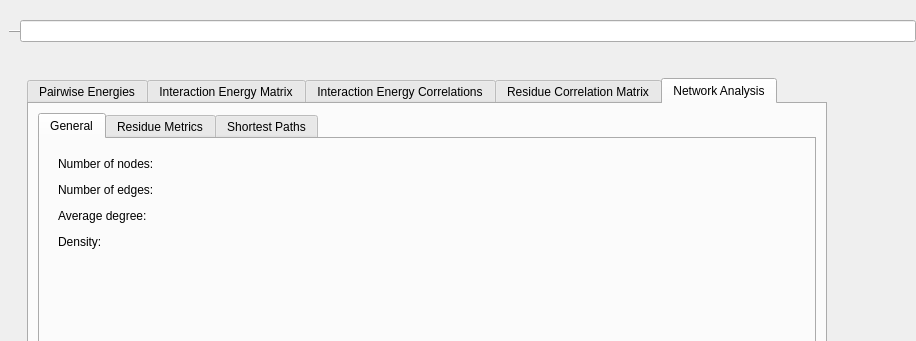
Before: the Qt Designer form getresinten/viewResultsGUI.ui in osercinoglu/grinn, drawn with Qt 5; both pictures show x 0 to 916 and y 0 to 341 of the 1060 by 691 pixel window.
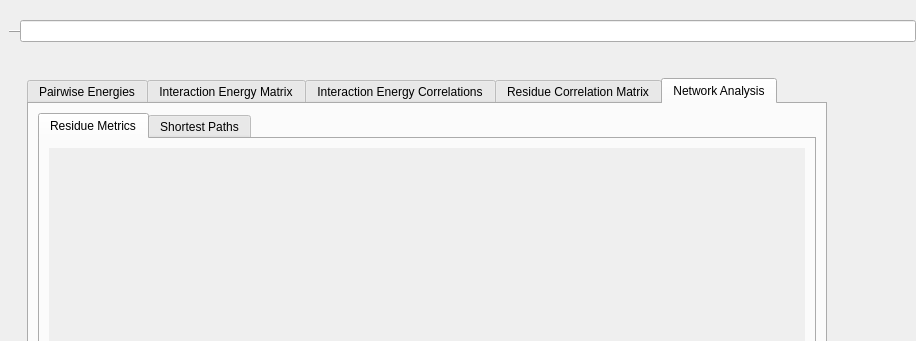
After: the same form once the commit is applied. The open tabs and pages were chosen to show the change. Icons and pictures are not drawn.

```diff
--- a/getresinten/viewResultsGUI.ui
+++ b/getresinten/viewResultsGUI.ui
@@ -436,75 +436,6 @@
                 <property name="currentIndex">
                  <number>2</number>
                 </property>
-                <widget class="QWidget" name="tab_GeneralNetwork">
-                 <property name="sizePolicy">
-                  <sizepolicy hsizetype="Expanding" vsizetype="Expanding">
-                   <horstretch>0</horstretch>
-                   <verstretch>0</verstretch>
-                  </sizepolicy>
-                 </property>
-                 <attribute name="title">
-                  <string>General</string>
-                 </attribute>
-                 <layout class="QVBoxLayout" name="verticalLayout_8">
-                  <item>
-                   <widget class="QFrame" name="frame_NetworkParameters">
-                    <property name="sizePolicy">
-                     <sizepolicy hsizetype="MinimumExpanding" vsizetype="Expanding">
-                      <horstretch>0</horstretch>
-                      <verstretch>0</verstretch>
-                     </sizepolicy>
-                    </property>
-                    <property name="frameShape">
-                     <enum>QFrame::NoFrame</enum>
-                    </property>
-                    <property name="frameShadow">
-                     <enum>QFrame::Raised</enum>
-                    </property>
-                    <layout class="QVBoxLayout" name="verticalLayout_10">
-                     <item>
-                      <widget class="QLabel" name="label_4">
-                       <property name="sizePolicy">
-                        <sizepolicy hsizetype="Expanding" vsizetype="Expanding">
-                         <horstretch>0</horstretch>
-                         <verstretch>0</verstretch>
-                        </sizepolicy>
-                       </property>
-                       <property name="minimumSize">
-                        <size>
-                         <width>500</width>
-                         <height>0</height>
-                        </size>
-                       </property>
-                       <property name="text">
-                        <string>&lt;html&gt;&lt;head/&gt;&lt;body&gt;&lt;p&gt;Number of nodes:&lt;/p&gt;&lt;p&gt;Number of edges:&lt;/p&gt;&lt;p&gt;Average degree:&lt;/p&gt;&lt;p&gt;Density:&lt;br/&gt;&lt;/p&gt;&lt;/body&gt;&lt;/html&gt;</string>
-                       </property>
-                       <property name="alignment">
-                        <set>Qt::AlignLeading|Qt::AlignLeft|Qt::AlignTop</set>
-                       </property>
-                      </widget>
-                     </item>
-                     <item>
-                      <widget class="QFrame" name="frame_NetworkPlot">
-                       <property name="sizePolicy">
-                        <sizepolicy hsizetype="Preferred" vsizetype="MinimumExpanding">
-                         <horstretch>0</horstretch>
-                         <verstretch>0</verstretch>
-                        </sizepolicy>
-                       </property>
-                       <property name="frameShape">
-                        <enum>QFrame::NoFrame</enum>
-                       </property>
-                       <property name="frameShadow">
-                        <enum>QFrame::Plain</enum>
-                       </property>
-                      </widget>
-                     </item>
-                    </layout>
-                   </widget>
-                  </item>
-                 </layout>
-                </widget>
                 <widget class="QWidget" name="tab_ResidueMetrics">
                  <attribute name="title">
                   <string>Residue Metrics</string>
@@ -532,8 +463,8 @@
                       <rect>
                        <x>0</x>
                        <y>0</y>
-                       <width>100</width>
-                       <height>30</height>
+                       <width>756</width>
+                       <height>468</height>
                       </rect>
                      </property>
                      <layout class="QHBoxLayout" name="horizontalLayout_4">
```
Left out of the diff: 4 changed lines with no effect on the pictures.
